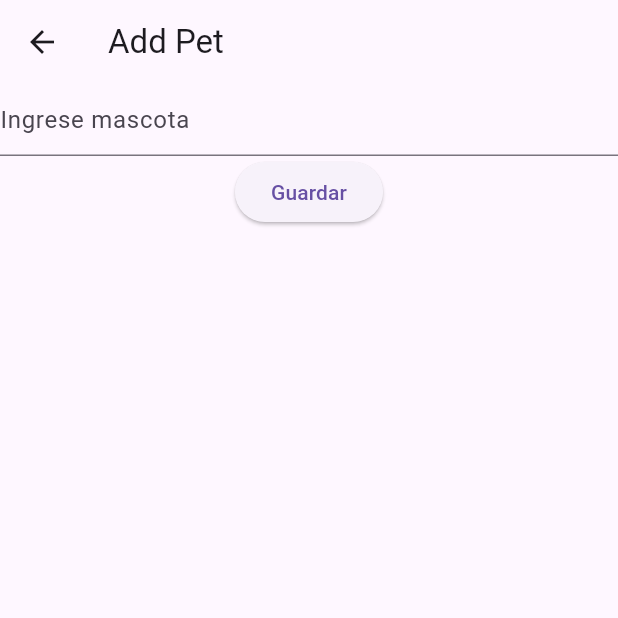
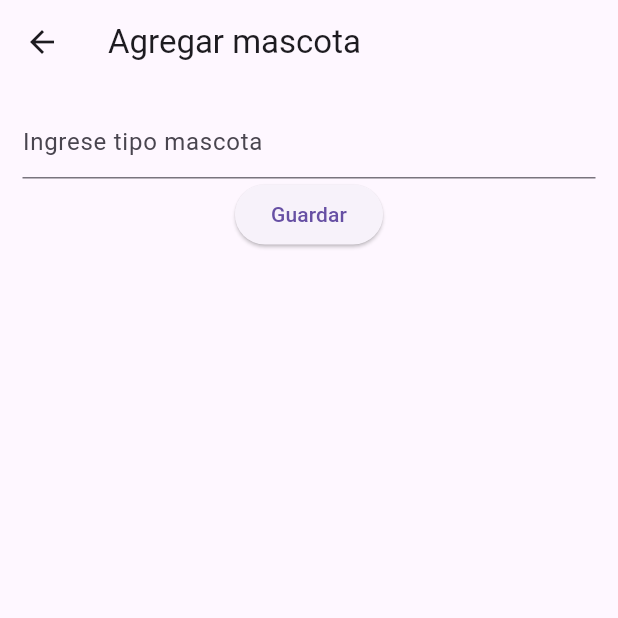
Before and after one commit to iFaca/PetFinder, a Flutter app: the screen it shows after launch, item 2 of the bottom bar chosen, after a tap on the "add" icon, on a phone screen of 412 x 824 dp, the top half of it. Run offline on Flutter 3.47's test engine with Material 3 defaults, Android fonts, the phone set to English and light mode, and no system bars; our stand-ins replace cloud_firestore, firebase_core, font_awesome_flutter, geolocator, google_maps_flutter, permission_handler; accounts and stored records are empty.

Commit message:
correccion de errores

```diff
--- a/lib/firebase_service.dart
+++ b/lib/firebase_service.dart
@@ -3,6 +3,7 @@ import 'package:cloud_firestore/cloud_firestore.dart';
 
 FirebaseFirestore db = FirebaseFirestore.instance;
 
+//Listmos de la base de datos
 Future<List> getPets () async {
   List pets = [];
     CollectionReference collectionReferencePets = db.collection('pets');
@@ -13,3 +14,8 @@ Future<List> getPets () async {
 
   return pets;
 }
+
+//Guardar en base de datos
+Future<void> addPets (String type) async {
+  await db.collection("pets").add({"type": type});
+}
--- a/lib/pages/add_pet_page.dart
+++ b/lib/pages/add_pet_page.dart
@@ -1,4 +1,5 @@
 import 'package:flutter/material.dart';
+import 'package:petfinder/firebase_service.dart';
 
 class AddPetPage extends StatefulWidget {
   const AddPetPage({super.key});
@@ -8,22 +9,33 @@ class AddPetPage extends StatefulWidget {
 }
 
 class _AddPetPageState extends State<AddPetPage> {
+
+  TextEditingController petController = TextEditingController(text:"");
+
   @override
   Widget build(BuildContext context) {
     return Scaffold(
       appBar: AppBar(
-        title: const Text('Add Pet'),
+        title: const Text('Agregar mascota'),
       ),
-      body: Column(
+    body: Padding(
+      padding: const EdgeInsets.all(15.0),
+      child: Column(
         children: [
-          const TextField(
-            decoration: InputDecoration(
-              hintText: 'Ingrese mascota',
+           TextField(
+            controller: petController,
+            decoration: const InputDecoration(
+              hintText: 'Ingrese tipo mascota',
             ),
           ),
-          ElevatedButton(onPressed: (){}, child: const Text("Guardar"))
+          ElevatedButton(onPressed: () async {
+            await addPets(petController.text).then((_) {
+              Navigator.pop(context);
+            });
+          }, child: const Text("Guardar"))
         ],
       ),
+     ),
     );
   }
 }
--- a/lib/pages/home_page.dart
+++ b/lib/pages/home_page.dart
@@ -17,12 +17,17 @@ class MyHomePage extends StatefulWidget {
   State<MyHomePage> createState() => _MyHomePageState();
 }
 
-class PetsPage extends StatelessWidget {
+class PetsPage extends StatefulWidget {
+  @override
+  _PetsPageState createState() => _PetsPageState();
+}
+
+class _PetsPageState extends State<PetsPage> {
   @override
   Widget build(BuildContext context) {
     return Scaffold(
       appBar: AppBar(
-        title: Text('Página Mascotas'),
+        title: Text('Mis Mascotas'),
       ),
       body: FutureBuilder(
           future: getPets(),
@@ -41,8 +46,9 @@ class PetsPage extends StatelessWidget {
             }
           })),
         floatingActionButton: FloatingActionButton(
-          onPressed: () {
-            Navigator.pushNamed(context, '/add');
+          onPressed: () async{
+            await Navigator.pushNamed(context, '/add');
+            setState(() {});
         },
           child: const Icon(Icons.add),
       ),
```
